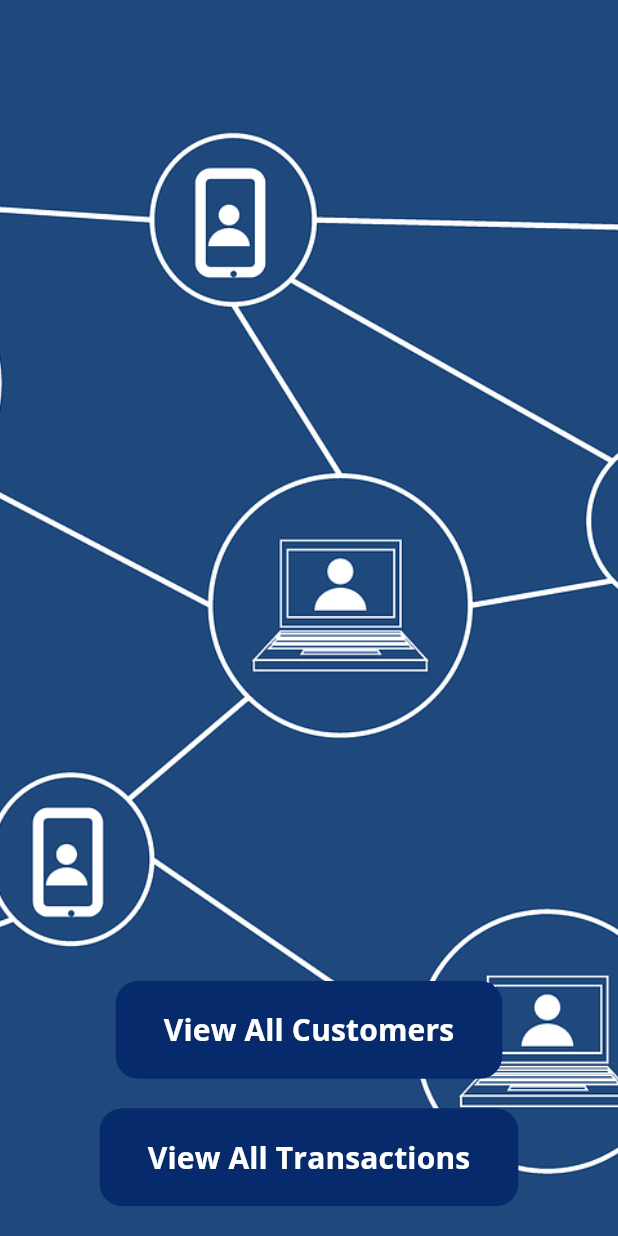
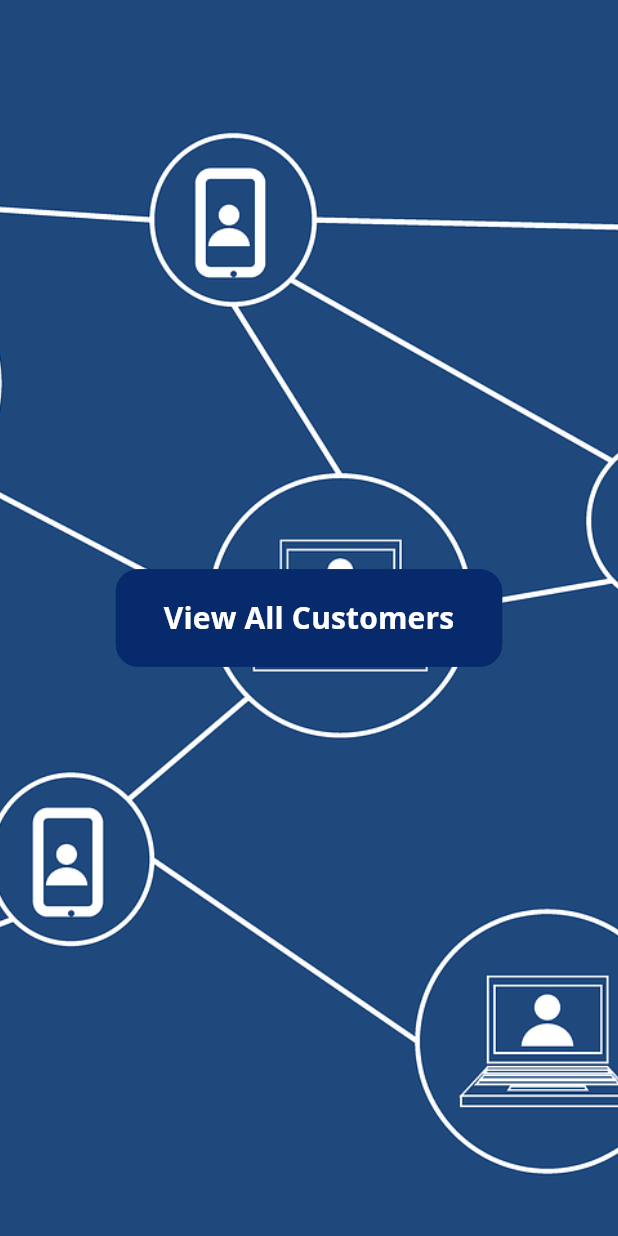
Before and after one commit to DoniaGameel/sparks_banking_system, a Flutter app: the screen it shows after launch, on a phone screen of 412 x 824 dp. Run offline on Flutter 3.47's test engine with Material 2 defaults, Android fonts, the phone set to English and light mode, and no system bars.

Commit message:
user details screen

```diff
--- a/banking_app/lib/controllers/users_screen_controller.dart
+++ b/banking_app/lib/controllers/users_screen_controller.dart
@@ -12,6 +12,7 @@ class UserViewController with ChangeNotifier {
         name: usersData[i].name,
         email: usersData[i].email,
         balance: usersData[i].balance,
+        gender: usersData[i].gender,
       ));
     }
 
--- a/banking_app/lib/main.dart
+++ b/banking_app/lib/main.dart
@@ -1,10 +1,10 @@
 import 'package:banking_app/views/screens/home.dart';
+import 'package:banking_app/views/screens/transfer_form.dart';
 import 'package:flutter/material.dart';
 import 'package:provider/provider.dart';
 
 import 'controllers/users_screen_controller.dart';
 import 'views/screens/view_customers.dart';
-import 'views/screens/view_transactions.dart';
 
 void main() {
   runApp(const MyApp());
@@ -47,7 +47,7 @@ class MyApp extends StatelessWidget {
         home: const Home(),
         routes: {
           ViewCutomers.routeName: (ctx) => const ViewCutomers(),
-          ViewTransactions.routeName: (ctx) => const ViewTransactions(),
+          TransferForm.routeName: (ctx) => const TransferForm(),
         },
       ),
     );
--- a/banking_app/lib/models/user_data.dart
+++ b/banking_app/lib/models/user_data.dart
@@ -2,11 +2,12 @@ class User {
   final String name;
   final String email;
   final int balance;
-
+  final String gender;
   User({
     required this.name,
     required this.email,
     required this.balance,
+    required this.gender,
   });
 }
 
@@ -15,50 +16,60 @@ List<User> usersData = [
     name: 'Donia Gameel',
     email: 'doniagameel34@gmail.com',
     balance: 1000,
+    gender: "female",
   ),
   User(
     name: 'Heba Ashraf',
     email: 'heba@gmail.com',
     balance: 10200,
+    gender: "female",
   ),
   User(
     name: 'Asmaa Adel',
     email: 'asmaaAdel@gmail.com',
     balance: 550,
+    gender: "female",
   ),
   User(
     name: 'Ahmed Fathy',
     email: 'ahmedfathy@gmail.com',
     balance: 12000,
+    gender: "male",
   ),
   User(
     name: 'Mohamed Gameel',
     email: 'mohamedgameel@gmail.com',
     balance: 21000,
+    gender: "male",
   ),
   User(
     name: 'Noor Ahmed',
     email: 'noor88@gmail.com',
     balance: 4300,
+    gender: "female",
   ),
   User(
     name: 'Hoda Gamal',
     email: 'hodag@gmail.com',
     balance: 35200,
+    gender: "female",
   ),
   User(
     name: 'Nesma Yasser',
     email: 'nesma@gmail.com',
     balance: 200000,
+    gender: "female",
   ),
   User(
     name: 'Fatma Atef',
     email: 'fatma.atef@gmail.com',
     balance: 8500,
+    gender: "female",
   ),
   User(
     name: 'Mahmoud Mohammed',
     email: 'mahmoud.mohammed@gmail.com',
     balance: 7900,
+    gender: "male",
   ),
 ];
--- a/banking_app/lib/views/screens/home.dart
+++ b/banking_app/lib/views/screens/home.dart
@@ -1,6 +1,5 @@
 //import 'package:banking_app/views/screens/view_customers.dart';
 import 'package:banking_app/views/screens/view_customers.dart';
-import 'package:banking_app/views/screens/view_transactions.dart';
 import 'package:flutter/material.dart';
 
 class Home extends StatelessWidget {
@@ -23,7 +22,7 @@ class Home extends StatelessWidget {
             ),
             Center(
               child: Column(
-                mainAxisAlignment: MainAxisAlignment.end,
+                mainAxisAlignment: MainAxisAlignment.center,
                 crossAxisAlignment: CrossAxisAlignment.center,
                 children: [
                   TextButton(
@@ -62,48 +61,6 @@ class Home extends StatelessWidget {
                       ),
                     ),
                   ),
-                  const SizedBox(
-                    height: 20,
-                  ),
-                  TextButton(
-                    onPressed: () {
-                      Navigator.pushNamed(context, ViewTransactions.routeName);
-                    },
-                    style: ButtonStyle(
-                      backgroundColor:
-                          MaterialStateProperty.resolveWith<Color?>(
-                        (Set<MaterialState> states) {
-                          return Theme.of(context).primaryColor;
-                        },
-                      ),
-                      shape: MaterialStateProperty.all<RoundedRectangleBorder>(
-                        RoundedRectangleBorder(
-                          borderRadius: BorderRadius.circular(
-                            15,
-                          ),
-                          side:
-                              BorderSide(color: Theme.of(context).primaryColor),
-                        ),
-                      ),
-                    ),
-                    child: const Padding(
-                      padding: EdgeInsets.symmetric(
-                        vertical: 10,
-                        horizontal: 20,
-                      ),
-                      child: Text(
-                        "View All Transactions",
-                        style: TextStyle(
-                          fontSize: 20,
-                          fontWeight: FontWeight.bold,
-                          color: Colors.white,
-                        ),
-                      ),
-                    ),
-                  ),
-                  const SizedBox(
-                    height: 20,
-                  ),
                 ],
               ),
             ),
--- a/banking_app/pubspec.yaml
+++ b/banking_app/pubspec.yaml
@@ -69,6 +69,9 @@ flutter:
     - assets/images/bank4.jpg
     - assets/images/bank5.jpg
     - assets/images/bank6.jpg
+    - assets/images/profile.jpeg
+    - assets/images/Female.jpeg
+    - assets/images/female.png
 
   # An image asset can refer to one or more resolution-specific "variants", see
   # https://flutter.dev/assets-and-images/#resolution-aware
```
Also changed, not shown: banking_app/lib/views/screens/transfer_form.dart (added, +11 -0 lines), banking_app/lib/views/screens/user_details.dart (+77 -3 lines), banking_app/lib/views/screens/view_transactions.dart (deleted, +0 -13 lines), banking_app/lib/views/widgets/user_card.dart (+17 -1 lines), banking_app/assets/images/Female.jpeg (added), banking_app/assets/images/OIP.jpeg (added), banking_app/assets/images/R.png (added), banking_app/assets/images/female.png (added), banking_app/assets/images/profile.jpeg (added).
